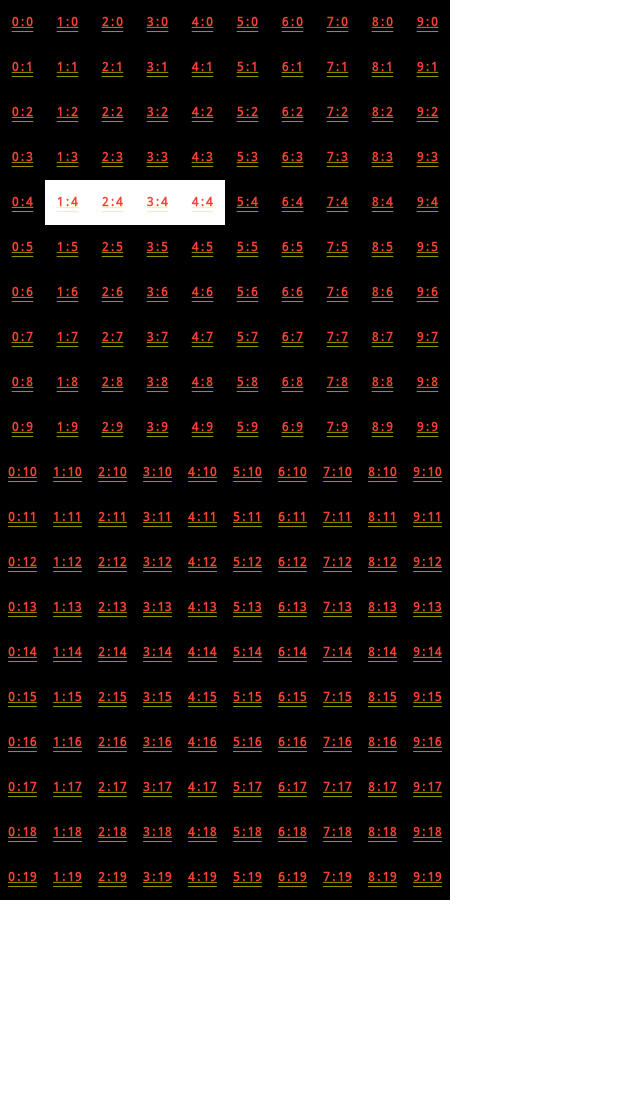
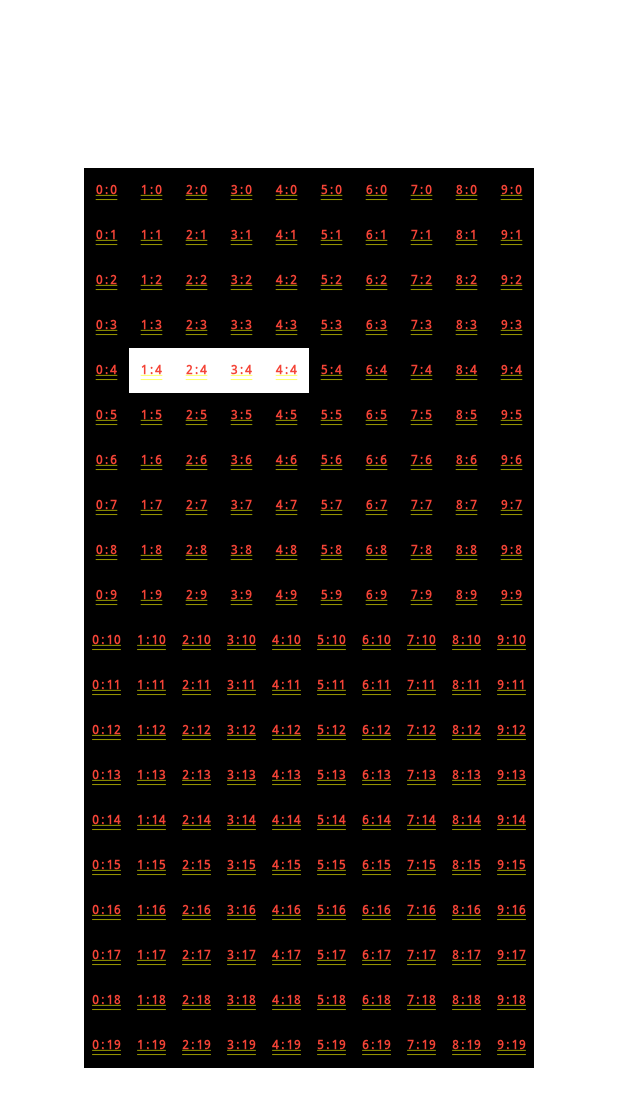
Before and after one commit to fikma/petris, a Flutter app: the screen it shows after launch, on a phone screen of 412 x 824 dp. Shown: the top 1107 px of the screen. Run offline on Flutter 3.47's test engine with Material 2 defaults, Android fonts, the phone set to English and light mode, and no system bars.

Commit message:
Fix BoardWidget
Fix widget agar bisa menggunakan widget Center.

```diff
--- a/lib/logics/boardWidgetLogic.dart
+++ b/lib/logics/boardWidgetLogic.dart
@@ -1,5 +1,6 @@
 import 'dart:math';
 
+import 'package:flutter/material.dart';
 import 'package:flutter/widgets.dart';
 import 'package:petris/models/singleBlockWidgetModel.dart';
 import 'package:petris/pages/widget/singleBlockWidget.dart';
@@ -22,7 +23,7 @@ class BoardWidgetLogic {
   }
 
   // column yang berisi children kumpulan row
-  static Row generateBoard(List<List<SingleBlockWidgetModel>> boardList) {
+  static Center generateBoard(List<List<SingleBlockWidgetModel>> boardList) {
     List<Column> rowTetrisWidgetCollections = [];
 
     boardList.forEach((y) {
@@ -43,7 +44,14 @@ class BoardWidgetLogic {
       children: rowTetrisWidgetCollections,
     );
 
-    return baris;
+    return Center(
+      child: Container(
+        width: boardList[0][0].size * 10,
+        height: boardList[0][0].size * 20,
+        color: Colors.blue,
+        child: baris,
+      ),
+    );
   }
 
   static void setSingleBlockCallback(
```
